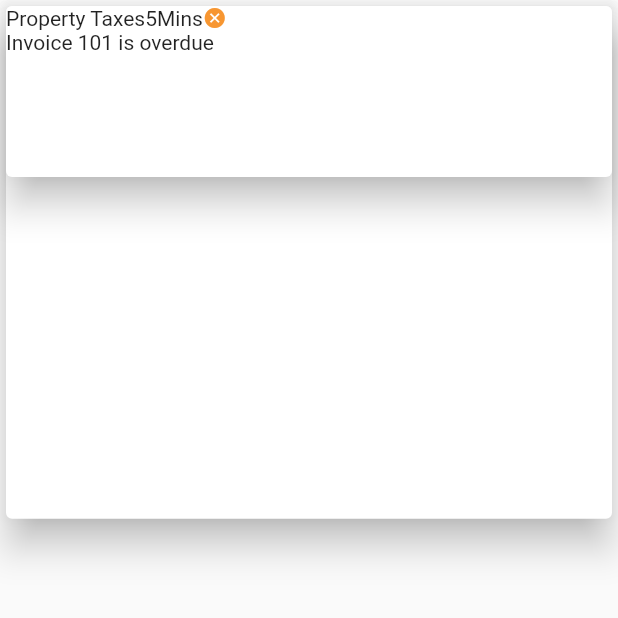
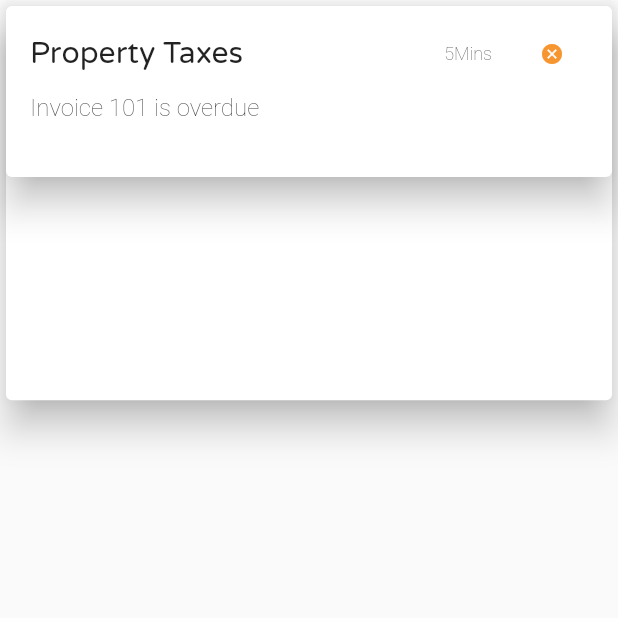
Before and after one commit to SefuZeph/notification_animated_ui, a Flutter app: the screen it shows after launch, after a tap on "Property Taxes", on a phone screen of 412 x 824 dp, the top half of it. Run offline on Flutter 3.47's test engine with Material 2 defaults, Android fonts, the light colour scheme and no system bars.

Commit message:
Format app layout

```diff
--- a/lib/main.dart
+++ b/lib/main.dart
@@ -49,7 +49,62 @@ class _MyHomePageState extends State<MyHomePage> {
         child: Stack(
           children: <Widget>[
             _animatedCard(context, selected),
-            _itemTwo(context)
+            Container(
+              child: Card(
+                elevation: 10,
+                color: const Color(0xffffffff),
+                child: Padding(
+                  padding: EdgeInsets.only(left: 16.0, top: 8.0),
+                  child: Column(
+                    children: <Widget>[
+                      Container(
+                        child: Row(
+                          children: <Widget>[
+                            Expanded(
+                              child: Text(
+                                "Property Taxes",
+                                style: TextStyle(
+                                  fontSize: 20,
+                                  fontFamily: 'VarelaRound',
+                                ),
+                              ),
+                            ),
+                            Padding(
+                              child: Text("5Mins",
+                                  style: TextStyle(
+                                      fontWeight: FontWeight.w100,
+                                      fontSize: 12)),
+                              padding: EdgeInsets.only(right: 16.0),
+                            ),
+                            Padding(
+                              padding: EdgeInsets.only(right: 16.0),
+                              child: Visibility(
+                                visible: selected,
+                                child: IconButton(
+                                  onPressed: () {
+                                    setState(() {
+                                      selected = false;
+                                    });
+                                  },
+                                  icon: Icon(
+                                    Icons.cancel,
+                                    size: 16.0,
+                                    color: const Color(0xfff79631),
+                                  ),
+                                ),
+                              ),
+                            ),
+                          ],
+                        ),
+                      ),
+                      _bottomContent()
+                    ],
+                  ),
+                ),
+              ),
+              height: 122.0,
+              width: MediaQuery.of(context).size.width,
+            )
           ],
         ),
       ),
@@ -58,7 +113,7 @@ class _MyHomePageState extends State<MyHomePage> {
 }
 
 Widget _animatedCard(BuildContext context, bool selected) => AnimatedContainer(
-      height: selected ? 400.0 : 100.0,
+      height: selected ? 300.0 : 126.0,
       duration: Duration(seconds: 2),
       curve: Curves.fastOutSlowIn,
       child: _itemOne(context),
@@ -70,36 +125,16 @@ Widget _itemOne(BuildContext context) => Container(
       width: MediaQuery.of(context).size.width,
     );
 
-Widget _itemTwo(BuildContext context) => Container(
-      child: Card(
-        elevation: 10,
-        color: const Color(0xffffffff),
-        child: Column(
-          children: <Widget>[_topContent(), _bottomContent()],
+Widget _bottomContent() => Container(
+      child: Padding(
+        padding: EdgeInsets.only(top: 2.0),
+        child: Row(
+          children: <Widget>[
+            Text(
+              "Invoice 101 is overdue",
+              style: TextStyle(fontWeight: FontWeight.w100, fontSize: 16),
+            ),
+          ],
         ),
       ),
-      height: 122.0,
-      width: MediaQuery.of(context).size.width,
     );
-
-Widget _topContent() => Container(
-      child: Row(
-        children: <Widget>[
-          Text("Property Taxes"),
-          Text("5Mins"),
-          Icon(
-            Icons.cancel,
-            size: 16,
-            color: const Color(0xfff79631),
-          ),
-        ],
-      ),
-    );
-
-Widget _bottomContent() => Container(
-      child: Row(
-        children: <Widget>[
-          Text("Invoice 101 is overdue"),
-        ],
-      ),
-    );
```
Also changed, not shown: pubspec.yaml (+7 -0 lines), assets/images/blue_background_card.png (added), fonts/VarelaRound-Regular.ttf (added), pubspec.lock.
